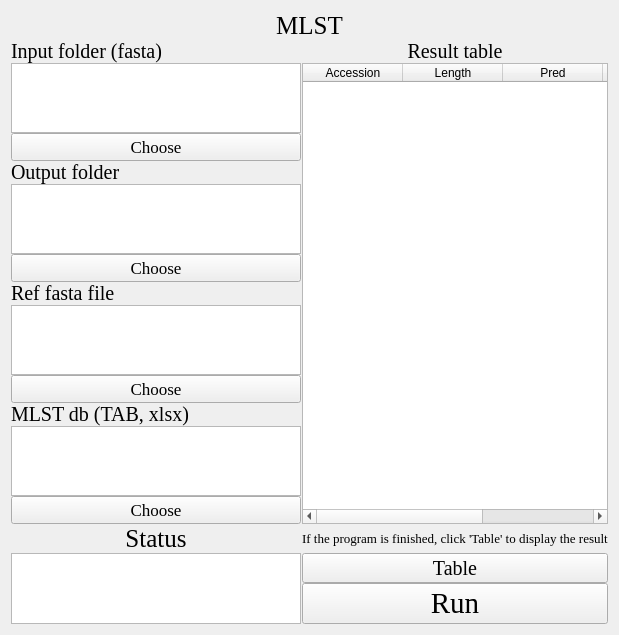
First picture: the form in UI/MLST.ui, repository hzaurzli/MicroWorldOmics, before the edit.
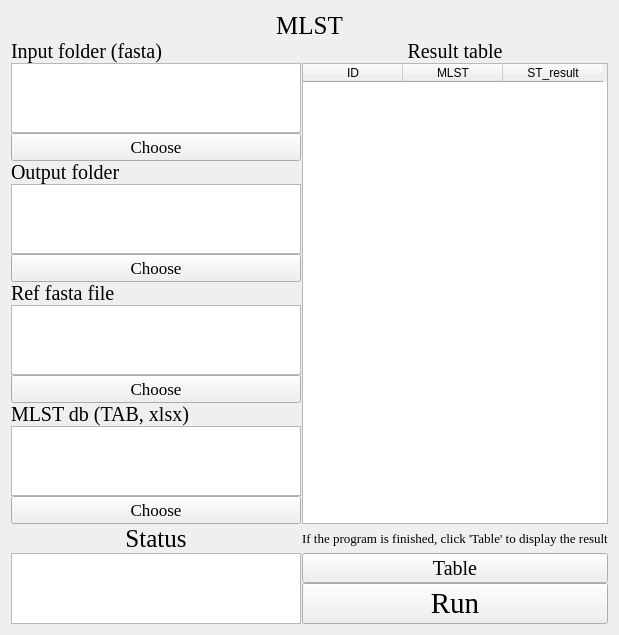
Second picture: the form after the edit. Icons and pictures are not drawn.

Diff of the .ui file:
```diff
--- a/UI/MLST.ui
+++ b/UI/MLST.ui
@@ -233,27 +233,17 @@
        </property>
        <column>
         <property name="text">
-         <string>Accession</string>
+         <string>ID</string>
         </property>
        </column>
        <column>
         <property name="text">
-         <string>Length</string>
+         <string>MLST</string>
         </property>
        </column>
        <column>
         <property name="text">
-         <string>Pred</string>
-        </property>
-       </column>
-       <column>
-        <property name="text">
-         <string>Score</string>
-        </property>
-       </column>
-       <column>
-        <property name="text">
-         <string>Type</string>
+         <string>ST_result</string>
         </property>
        </column>
       </widget>
```
